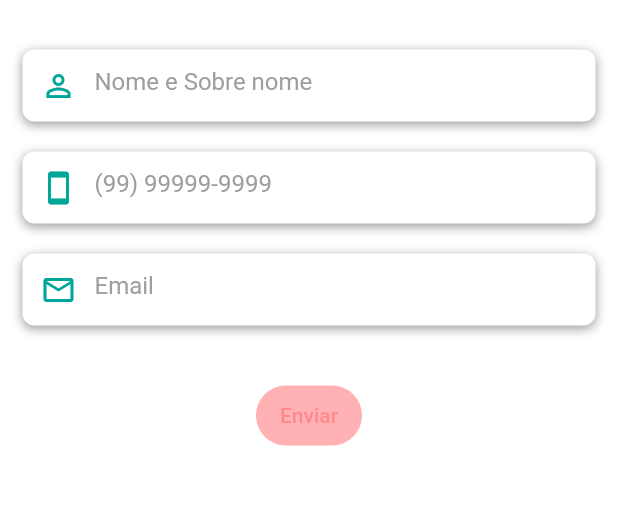
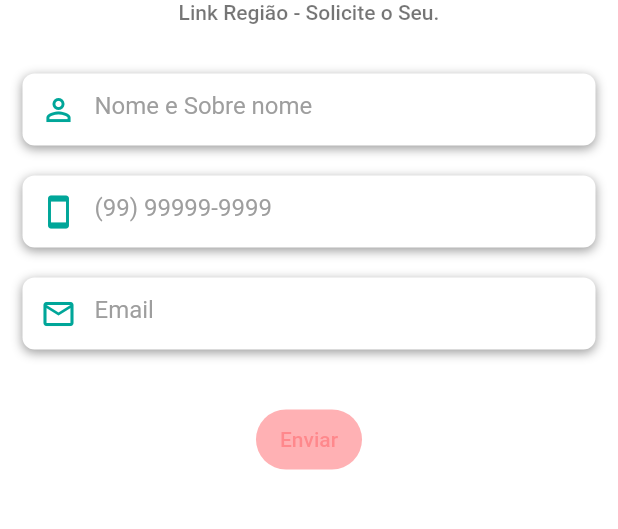
Before and after one commit to ExpandApp/ExpandApp.github.io, a Flutter app: the screen it shows after launch, after a tap on "Link Região -> Solicite o seu!", on a phone screen of 412 x 824 dp, the part 255-784 px from its top. Run offline on Flutter 3.47's test engine with Material 2 defaults, Android fonts, the light colour scheme and no system bars; our stand-ins replace brasil_fields, flutter_mobx, mobx, parse_server_sdk; generated files the repository leaves out were written again.

Commit message:
quarto commit

```diff
--- a/docs/assets/AssetManifest.json
+++ b/docs/assets/AssetManifest.json
@@ -1 +1 @@
-{"assets/.DS_Store":["assets/.DS_Store"],"assets/images/PXEXP_logo_red_inv.png":["assets/images/PXEXP_logo_red_inv.png"],"assets/images/app_store.png":["assets/images/app_store.png"],"assets/images/app_store2.png":["assets/images/app_store2.png"],"assets/images/google_play.png":["assets/images/google_play.png"],"packages/cupertino_icons/assets/CupertinoIcons.ttf":["packages/cupertino_icons/assets/CupertinoIcons.ttf"]}
+{"assets/.DS_Store":["assets/.DS_Store"],"assets/images/PXEXP_logo_red_inv.png":["assets/images/PXEXP_logo_red_inv.png"],"assets/images/app_store.png":["assets/images/app_store.png"],"assets/images/app_store2.png":["assets/images/app_store2.png"],"assets/images/apple.JPG":["assets/images/apple.JPG"],"assets/images/google.JPG":["assets/images/google.JPG"],"assets/images/google_play.png":["assets/images/google_play.png"],"packages/cupertino_icons/assets/CupertinoIcons.ttf":["packages/cupertino_icons/assets/CupertinoIcons.ttf"]}
--- a/lib/screens/home/home_link_exp2_screen.dart
+++ b/lib/screens/home/home_link_exp2_screen.dart
@@ -46,12 +46,12 @@ class HomeLinkExp2Sreen extends StatelessWidget {
                     border: Border.all(color: Colors.black87),
                   ),
                   child: Padding(
-                    padding: EdgeInsets.symmetric(horizontal: 22, vertical: 20),
-                    child: Row(
-                      mainAxisAlignment: MainAxisAlignment.spaceAround,
-                      children: <Widget>[
-                        //Icon(Icons.search),
-                        Center(
+                    padding:
+                        EdgeInsets.symmetric(horizontal: 190, vertical: 12),
+                    child: Container(
+                      height: 40,
+                      //width: 180,
+                      child: Center(
                         child: Text(
                           "WhatsApp",
                           style: TextStyle(
@@ -59,7 +59,6 @@ class HomeLinkExp2Sreen extends StatelessWidget {
                           overflow: TextOverflow.ellipsis,
                         ),
                       ),
-                      ],
                     ),
                   ),
                 ),
@@ -80,20 +79,19 @@ class HomeLinkExp2Sreen extends StatelessWidget {
                     border: Border.all(color: Colors.black87),
                   ),
                   child: Padding(
-                    padding: EdgeInsets.symmetric(horizontal: 22, vertical: 20),
-                    child: Row(
-                      mainAxisAlignment: MainAxisAlignment.spaceAround,
-                      children: <Widget>[
-                        //Icon(Icons.search),
-                        Center(
+                    padding:
+                        EdgeInsets.symmetric(horizontal: 190, vertical: 12),
+                    child: Container(
+                      height: 40,
+                      //width: 180,
+                      child: Center(
                         child: Text(
-                            "Telefone",
+                          "Telefone - Ligar",
                           style: TextStyle(
                               fontSize: 13, color: Colors.grey.shade700),
                           overflow: TextOverflow.ellipsis,
                         ),
                       ),
-                      ],
                     ),
                   ),
                 ),
@@ -115,12 +113,12 @@ class HomeLinkExp2Sreen extends StatelessWidget {
                     border: Border.all(color: Colors.black87),
                   ),
                   child: Padding(
-                    padding: EdgeInsets.symmetric(horizontal: 22, vertical: 20),
-                    child: Row(
-                      mainAxisAlignment: MainAxisAlignment.spaceAround,
-                      children: <Widget>[
-                        //Icon(Icons.search),
-                        Center(
+                    padding:
+                        EdgeInsets.symmetric(horizontal: 190, vertical: 12),
+                    child: Container(
+                      height: 40,
+                      //width: 180,
+                      child: Center(
                         child: Text(
                           "Link Região -> Solicite o seu!",
                           style: TextStyle(
@@ -128,9 +126,19 @@ class HomeLinkExp2Sreen extends StatelessWidget {
                           overflow: TextOverflow.ellipsis,
                         ),
                       ),
-                      ],
                     ),
                   ),
+                ),
+              ),
+              Padding(
+                padding: const EdgeInsets.only(top: 25),
+              ),
+              Text(
+                "Baixe App gratuitamente 👇 ",
+                style: TextStyle(
+                  color: Colors.black54,
+                  fontSize: 14,
+                  fontWeight: FontWeight.w500,
                 ),
               ),
               Padding(
@@ -152,10 +160,10 @@ class HomeLinkExp2Sreen extends StatelessWidget {
                     padding:
                         EdgeInsets.symmetric(horizontal: 190, vertical: 12),
                     child: Container(
-                      height: 90,
+                      height: 40,
                       width: 180,
                       child: Image(
-                        image: AssetImage("assets/images/app_store2.png"),
+                        image: AssetImage("assets/images/apple.JPG"),
                         fit: BoxFit.scaleDown,
                       ),
                     ),
@@ -181,10 +189,10 @@ class HomeLinkExp2Sreen extends StatelessWidget {
                     padding:
                         EdgeInsets.symmetric(horizontal: 190, vertical: 12),
                     child: Container(
-                      height: 90,
+                      height: 40,
                       width: 180,
                       child: Image(
-                        image: AssetImage("assets/images/google_play.png"),
+                        image: AssetImage("assets/images/google.JPG"),
                         fit: BoxFit.scaleDown,
                       ),
                     ),
--- a/lib/screens/home/signup_screen.dart
+++ b/lib/screens/home/signup_screen.dart
@@ -34,6 +34,14 @@ class SignupScreen extends StatelessWidget {
                       fit: BoxFit.scaleDown,
                     ),
                   ),
+                  Text(
+                    "Link Região - Solicite o Seu.",
+                    style: TextStyle(
+                      color: Colors.black54,
+                      fontSize: 14,
+                      fontWeight: FontWeight.w500,
+                    ),
+                  ),
                   SizedBox(
                     height: 25,
                   ),
@@ -50,7 +58,7 @@ class SignupScreen extends StatelessWidget {
                       return Padding(
                         padding: const EdgeInsets.only(top: 8),
                         child: SucessBox(
-                          message: 'Sucesso!',
+                          message: 'Sucesso! Obrigado entraremos em contato.',
                         ),
                       );
                     else
--- a/pubspec.yaml
+++ b/pubspec.yaml
@@ -76,6 +76,8 @@ flutter:
     - assets/images/app_store.png
     - assets/images/app_store2.png
     - assets/images/google_play.png
+    - assets/images/apple.JPG
+    - assets/images/google.JPG
   #  - assets/images/social_media/
   #  - assets/images/Illustrations/
   # - assets/pdf/
```
Also changed, not shown: assets/images/apple.JPG (added), assets/images/google.JPG (added), docs/assets/assets/images/apple.JPG (added), docs/assets/assets/images/google.JPG (added), docs/manifest.json (added), 3 other files. Lines whose indentation alone changed are shown as unchanged.
